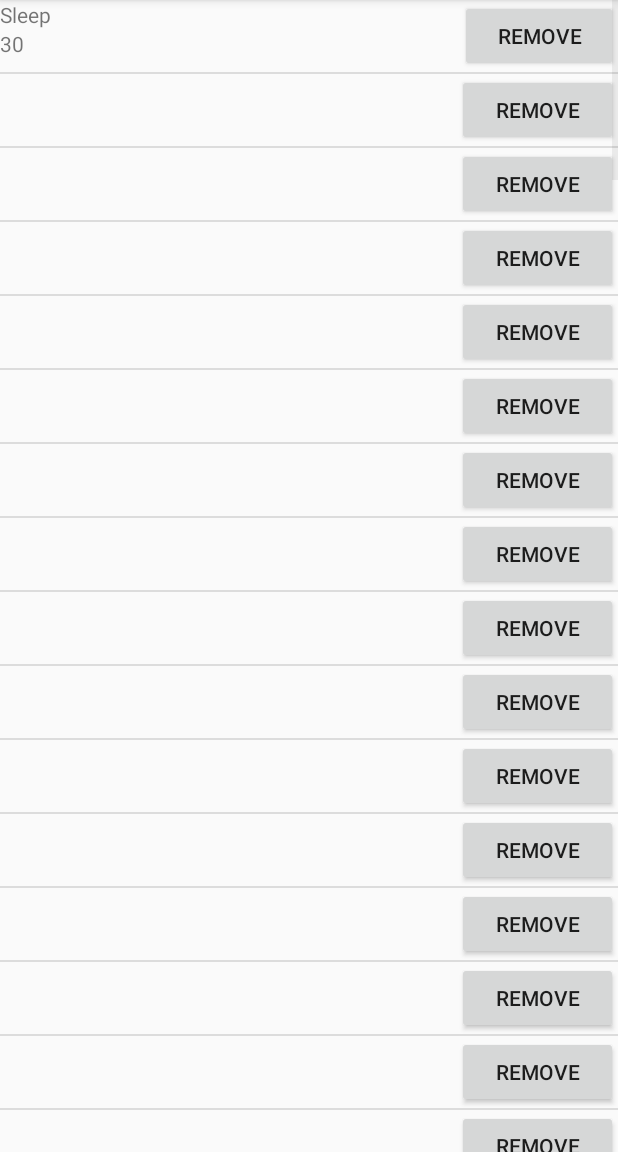
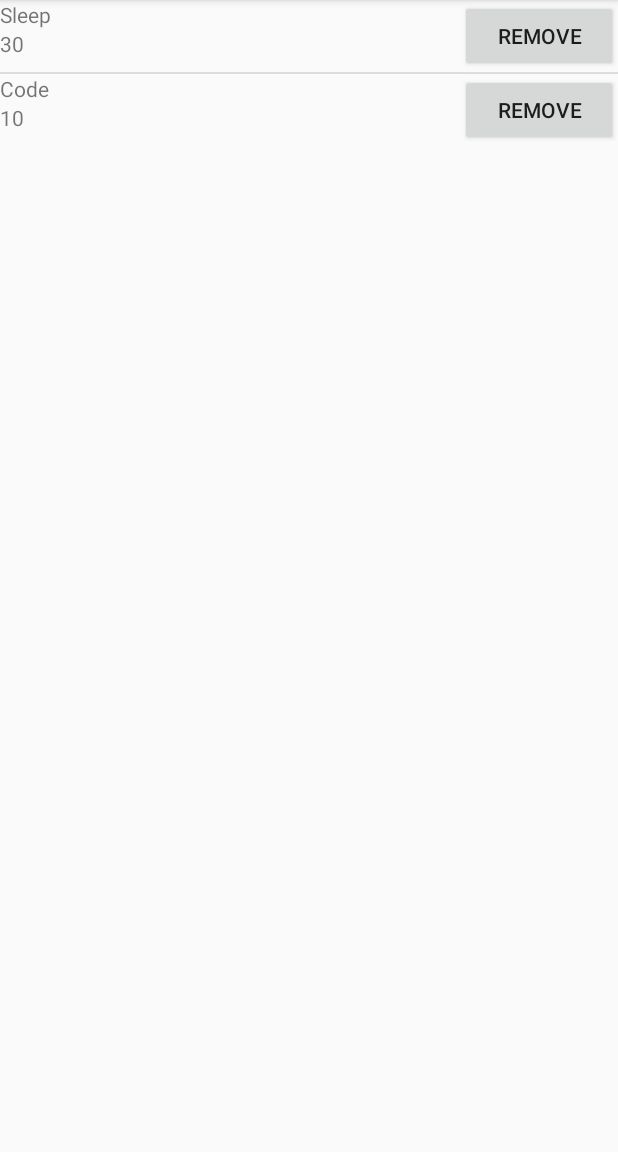
Before and after one commit to dmanikt/firebase_calendar, an Android app: the TodoActivity screen opened directly, with no data from a screen before it, on a phone screen of 412 x 824 dp, the part 84-1236 px from its top. Run offline under Robolectric (Android 15) with nearby library versions, the phone set to English and light mode, and no system bars; our stand-ins replace Firebase (no records; nobody signed in at launch, a user with empty details on screens opened directly).

Commit message:
FAB, ArrayAdapter

```diff
--- a/app/src/main/java/com/example/firebase_calendar/SignInActivity.java
+++ b/app/src/main/java/com/example/firebase_calendar/SignInActivity.java
@@ -129,7 +129,7 @@ public class SignInActivity extends AppCompatActivity {
         writeNewUser(user.getUid(), username, user.getEmail());
 
         // Go to MainActivity
-        startActivity(new Intent(SignInActivity.this, AddFriendActivity.class));
+        startActivity(new Intent(SignInActivity.this, MainActivity.class));
         finish();
     }
 
--- a/app/src/main/java/com/example/firebase_calendar/TodoActivity.java
+++ b/app/src/main/java/com/example/firebase_calendar/TodoActivity.java
@@ -40,8 +40,8 @@ public class TodoActivity extends AppCompatActivity implements NavigationView.On
     private DrawerLayout drawerLayout;
     NavigationView navigationView;
     private ActionBarDrawerToggle toggle;
-    private String[] timeArray = new String[100];
-    private String[] eventArray = new String[100];
+    private ArrayList<String> timeArray = new ArrayList<>();
+    private ArrayList<String> eventArray = new ArrayList<>();
 
     // [START declare_database_ref]
     private DatabaseReference mDatabase;
@@ -50,8 +50,10 @@ public class TodoActivity extends AppCompatActivity implements NavigationView.On
     @Override
     protected void onCreate(Bundle savedInstanceState) {
         super.onCreate(savedInstanceState);
-        timeArray[0] = "30";
-        eventArray[0] = "Sleep";
+        timeArray.add("30");
+        timeArray.add("10");
+        eventArray.add("Sleep");
+        eventArray.add("Code");
 
         setContentView(R.layout.todo_list);
 
@@ -59,8 +61,8 @@ public class TodoActivity extends AppCompatActivity implements NavigationView.On
         mDatabase = FirebaseDatabase.getInstance().getReference();
         // [END initialize_database_ref]
 
-        mHelper = new TaskDbHelper(this);
-        TodoAdapter todoAdapter = new TodoAdapter(this, timeArray, eventArray);
+//        mHelper = new TaskDbHelper(this);
+        TodoAdapter todoAdapter = new TodoAdapter(this, R.id.list_todo, timeArray, eventArray);
         mTaskListView = (ListView) findViewById(R.id.list_todo);
         mTaskListView.setAdapter(todoAdapter);
 //        updateUI();
@@ -100,10 +102,13 @@ public class TodoActivity extends AppCompatActivity implements NavigationView.On
     public void deleteTask(View v){
         View parent = (View) v.getParent();
         TextView taskTextView = (TextView) parent.findViewById(R.id.task_title);
-        String task = String.valueOf(taskTextView.getText());
-        SQLiteDatabase db = mHelper.getWritableDatabase();
-        db.delete(TaskContract.TaskEntry.TABLE, TaskContract.TaskEntry.COL_TASK_TITLE + " =?", new String[]{task});
-        db.close();
+        eventArray.remove(taskTextView);
+        TextView timeTextView = (TextView) parent.findViewById(R.id.task_time);
+        timeArray.remove(timeTextView);
+//        String task = String.valueOf(taskTextView.getText());
+//        SQLiteDatabase db = mHelper.getWritableDatabase();
+//        db.delete(TaskContract.TaskEntry.TABLE, TaskContract.TaskEntry.COL_TASK_TITLE + " =?", new String[]{task});
+////        db.close();
         updateUI();
     }
     private void updateUI() {
--- a/app/src/main/java/com/example/firebase_calendar/TodoAdapter.java
+++ b/app/src/main/java/com/example/firebase_calendar/TodoAdapter.java
@@ -9,13 +9,15 @@ import android.view.ViewGroup;
 import android.widget.ArrayAdapter;
 import android.widget.TextView;
 
+import java.util.ArrayList;
+
 public class TodoAdapter extends ArrayAdapter {
 
     private final Activity context;
-    private final String[] timeArray;
-    private final String[] eventArray;
+    private final ArrayList<String> timeArray;
+    private final ArrayList<String> eventArray;
 
-    public TodoAdapter(Activity context, String[] timeArray, String[] eventArray) {
+    public TodoAdapter(Activity context, int resource, ArrayList timeArray, ArrayList eventArray) {
         super(context, R.layout.item_todo, eventArray);
         this.context = context;
         this.timeArray = timeArray;
@@ -32,8 +34,8 @@ public class TodoAdapter extends ArrayAdapter {
         TextView eventField = (TextView) rowView.findViewById(R.id.task_title);
 
         //this code sets the values of the objects to values from the arrays
-        timeField.setText(timeArray[position]);
-        eventField.setText(eventArray[position]);
+        timeField.setText(timeArray.get(position));
+        eventField.setText(eventArray.get(position));
 
         return rowView;
 
```
Also changed, not shown: app/src/main/AndroidManifest.xml (+9 -4 lines), app/src/main/java/com/example/firebase_calendar/MainActivity.java (+12 -0 lines), app/src/main/res/layout/activity_main.xml (+8 -0 lines).
